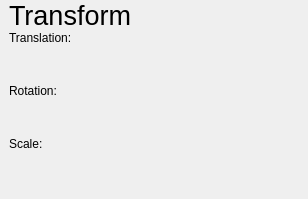
This is src/widgets/UI/TransformConfigView.ui in DisonGo/s21_3DViewer as Qt 5 draws it before an edit. The edited form follows.
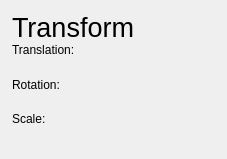
This is the edited form. Custom widgets are drawn as their Qt base class.

```diff
--- a/src/widgets/UI/TransformConfigView.ui
+++ b/src/widgets/UI/TransformConfigView.ui
@@ -6,8 +6,8 @@
    <rect>
     <x>0</x>
     <y>0</y>
-    <width>308</width>
-    <height>199</height>
+    <width>227</width>
+    <height>159</height>
    </rect>
   </property>
   <property name="windowTitle">
@@ -30,17 +30,34 @@
     <number>0</number>
    </property>
    <item row="0" column="0">
-    <layout class="QHBoxLayout" name="horizontalLayout_2" stretch="">
-     <property name="spacing">
-      <number>0</number>
-     </property>
-    </layout>
-   </item>
-   <item row="1" column="0">
     <layout class="QVBoxLayout" name="verticalLayout">
      <property name="spacing">
       <number>0</number>
      </property>
+     <property name="leftMargin">
+      <number>12</number>
+     </property>
+     <property name="topMargin">
+      <number>12</number>
+     </property>
+     <property name="rightMargin">
+      <number>12</number>
+     </property>
+     <property name="bottomMargin">
+      <number>12</number>
+     </property>
+     <item>
+      <widget class="QLabel" name="label">
+       <property name="font">
+        <font>
+         <pointsize>20</pointsize>
+        </font>
+       </property>
+       <property name="text">
+        <string>Transform</string>
+       </property>
+      </widget>
+     </item>
      <item>
       <widget class="QWidget" name="TransformsGrid" native="true">
        <property name="sizePolicy">
@@ -49,25 +66,22 @@
          <verstretch>0</verstretch>
         </sizepolicy>
        </property>
-       <layout class="QVBoxLayout" name="verticalLayout_2" stretch="0,0,1,0,1,0,1">
+       <layout class="QVBoxLayout" name="verticalLayout_2" stretch="0,1,0,1,0,1">
         <property name="spacing">
          <number>0</number>
         </property>
+        <property name="leftMargin">
+         <number>0</number>
+        </property>
         <property name="topMargin">
          <number>0</number>
         </property>
-        <item>
-         <widget class="QLabel" name="label">
-          <property name="font">
-           <font>
-            <pointsize>20</pointsize>
-           </font>
-          </property>
-          <property name="text">
-           <string>Transform</string>
-          </property>
-         </widget>
-        </item>
+        <property name="rightMargin">
+         <number>0</number>
+        </property>
+        <property name="bottomMargin">
+         <number>0</number>
+        </property>
         <item>
          <widget class="QLabel" name="TranslateL">
           <property name="text">
```
